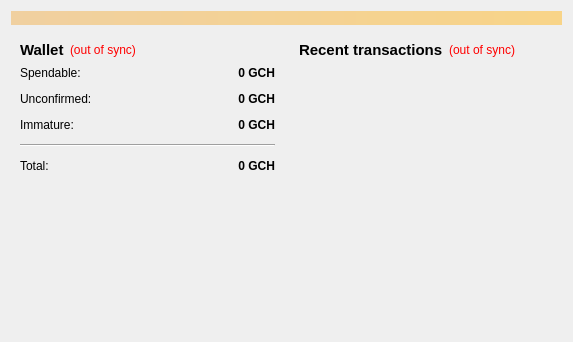
Old version of the form src/qt/forms/overviewpage.ui in the repository galaxycash/galaxycash.
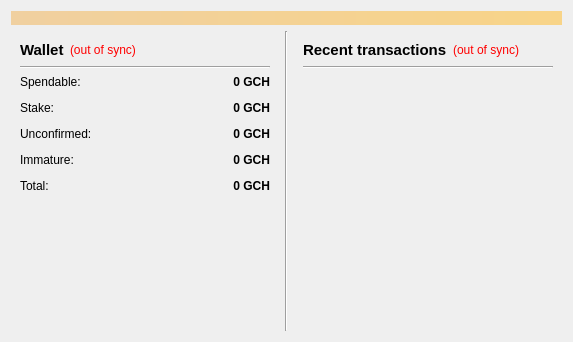
New version of the form.

```diff
--- a/src/qt/forms/overviewpage.ui
+++ b/src/qt/forms/overviewpage.ui
@@ -32,7 +32,7 @@
     </widget>
    </item>
    <item>
-    <layout class="QHBoxLayout" name="horizontalLayout" stretch="1,1">
+    <layout class="QHBoxLayout" name="horizontalLayout" stretch="1,0,1">
      <item>
       <layout class="QVBoxLayout" name="verticalLayout_2">
        <item>
@@ -85,6 +85,13 @@
             </item>
            </layout>
           </item>
+          <item>
+           <widget class="Line" name="line">
+            <property name="orientation">
+             <enum>Qt::Horizontal</enum>
+            </property>
+           </widget>
+          </item>
           <item>
            <layout class="QFormLayout" name="formLayout_2">
             <property name="fieldGrowthPolicy">
@@ -129,13 +136,45 @@
              </widget>
             </item>
             <item row="1" column="0">
+             <widget class="QLabel" name="label_6">
+              <property name="text">
+               <string>Stake:</string>
+              </property>
+             </widget>
+            </item>
+            <item row="1" column="1">
+             <widget class="QLabel" name="labelStake">
+              <property name="font">
+               <font>
+                <weight>75</weight>
+                <bold>true</bold>
+               </font>
+              </property>
+              <property name="cursor">
+               <cursorShape>IBeamCursor</cursorShape>
+              </property>
+              <property name="toolTip">
+               <string>Total of coins that was staked, and do not yet count toward the current balance</string>
+              </property>
+              <property name="text">
+               <string notr="true">0 GCH</string>
+              </property>
+              <property name="alignment">
+               <set>Qt::AlignRight|Qt::AlignTrailing|Qt::AlignVCenter</set>
+              </property>
+              <property name="textInteractionFlags">
+               <set>Qt::LinksAccessibleByMouse|Qt::TextSelectableByKeyboard|Qt::TextSelectableByMouse</set>
+              </property>
+             </widget>
+            </item>
+            <item row="2" column="0">
              <widget class="QLabel" name="label_3">
               <property name="text">
                <string>Unconfirmed:</string>
               </property>
              </widget>
             </item>
-            <item row="1" column="1">
+            <item row="2" column="1">
              <widget class="QLabel" name="labelUnconfirmed">
               <property name="font">
                <font>
@@ -160,14 +199,14 @@
               </property>
              </widget>
             </item>
-            <item row="2" column="0">
+            <item row="3" column="0">
              <widget class="QLabel" name="labelImmatureText">
               <property name="text">
                <string>Immature:</string>
               </property>
              </widget>
             </item>
-            <item row="2" column="1">
+            <item row="3" column="1">
              <widget class="QLabel" name="labelImmature">
               <property name="font">
                <font>
@@ -189,13 +228,6 @@
               </property>
              </widget>
             </item>
-            <item row="3" column="0" colspan="2">
-             <widget class="Line" name="line">
-              <property name="orientation">
-               <enum>Qt::Horizontal</enum>
-              </property>
-             </widget>
-            </item>
             <item row="4" column="0">
              <widget class="QLabel" name="labelTotalText">
               <property name="text">
@@ -248,6 +280,13 @@
        </item>
       </layout>
      </item>
+     <item>
+      <widget class="Line" name="line_3">
+       <property name="orientation">
+        <enum>Qt::Vertical</enum>
+       </property>
+      </widget>
+     </item>
      <item>
       <layout class="QVBoxLayout" name="verticalLayout_3">
        <item>
@@ -300,6 +339,13 @@
             </item>
            </layout>
           </item>
+          <item>
+           <widget class="Line" name="line_2">
+            <property name="orientation">
+             <enum>Qt::Horizontal</enum>
+            </property>
+           </widget>
+          </item>
           <item>
            <widget class="QListView" name="listTransactions">
             <property name="styleSheet">
```
